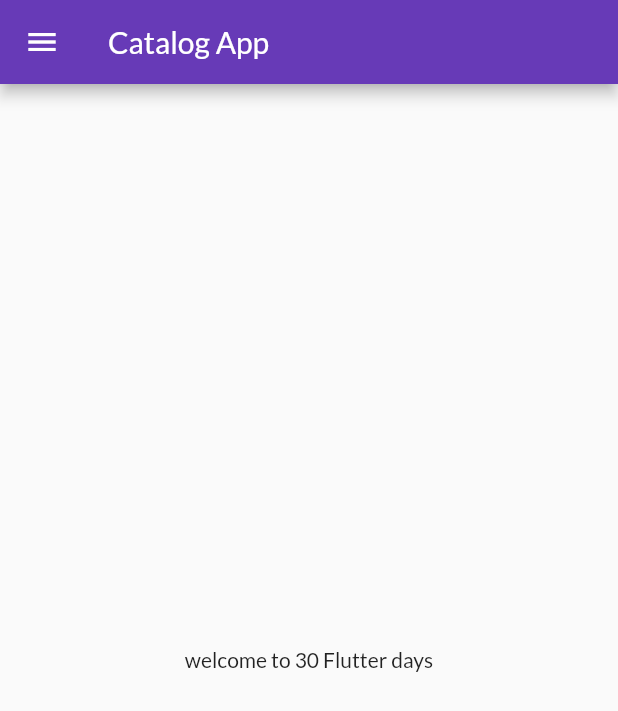
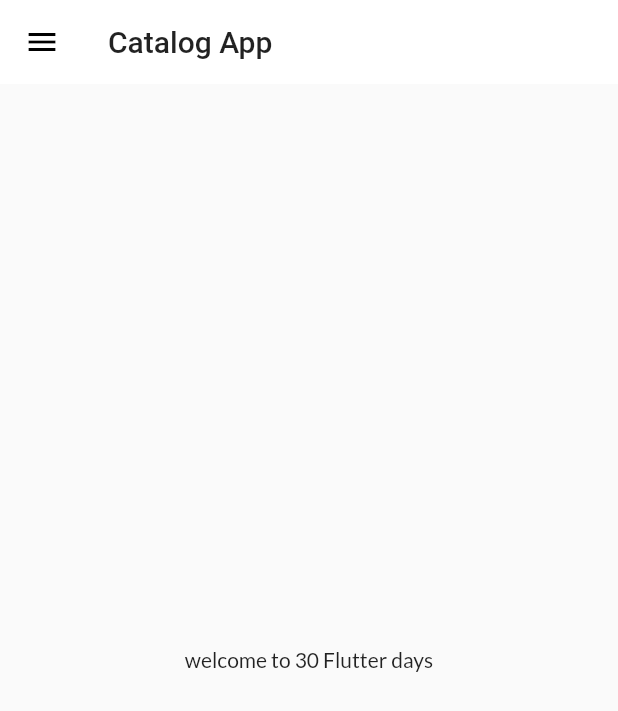
Before and after one commit to DDT02/CatalogApp, a Flutter app: the screen it shows after launch, on a phone screen of 412 x 824 dp. Shown: the top 711 px of the screen. Run offline on Flutter 3.47's test engine with Material 2 defaults, Android fonts, the phone set to English and light mode, and no system bars; our stand-ins replace google_fonts.

Commit message:
themes exatracted

```diff
--- a/lib/main.dart
+++ b/lib/main.dart
@@ -1,7 +1,7 @@
 import 'package:flutter/material.dart';
 import 'package:flutter_catalog/pages/login_page.dart';
 import 'package:flutter_catalog/utils/routes.dart';
-import 'package:google_fonts/google_fonts.dart';
+import 'package:flutter_catalog/widgets/themes.dart';
 import 'pages/home_page.dart';
 
 void main() {
@@ -13,12 +13,9 @@ class MyApp extends StatelessWidget {
   Widget build(BuildContext context) {
     return MaterialApp(
       themeMode: ThemeMode.light,
-      theme: ThemeData(
-        primarySwatch: Colors.deepPurple,
-        fontFamily: GoogleFonts.lato().fontFamily,
-      ),
+      theme: MyTheme.lightTheme(context),
       debugShowCheckedModeBanner: false,
-      darkTheme: ThemeData(brightness: Brightness.dark),
+      darkTheme: MyTheme.darkTheme(context),
       initialRoute: MyRoutes.homeRoute,
       routes: {
         "/": (context) => LoginPage(),
--- /dev/null
+++ b/lib/widgets/themes.dart
@@ -0,0 +1,17 @@
+import 'package:flutter/material.dart';
+import 'package:google_fonts/google_fonts.dart';
+
+class MyTheme {
+  static ThemeData lightTheme(BuildContext context) => ThemeData(
+        primarySwatch: Colors.deepPurple,
+        fontFamily: GoogleFonts.lato().fontFamily,
+        appBarTheme: AppBarTheme(
+          color: Colors.white,
+          elevation: 0.0,
+          iconTheme: IconThemeData(color: Colors.black),
+          textTheme: Theme.of(context).textTheme,
+        ),
+      );
+  static ThemeData darkTheme(BuildContext context) =>
+      ThemeData(brightness: Brightness.dark);
+}
```
